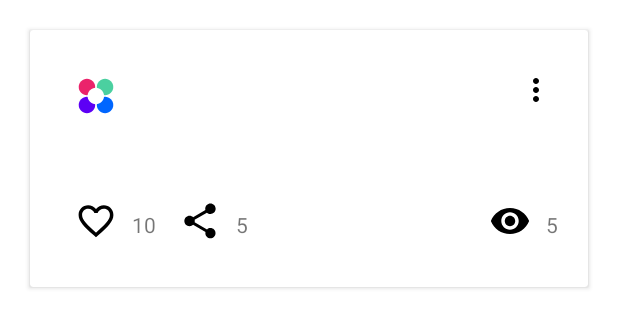
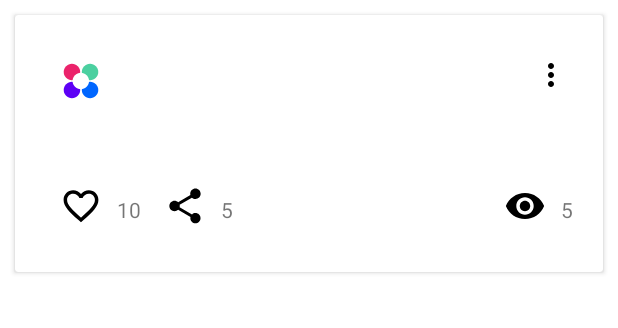
Before and after one commit to VBogatyreva/NMedia, an Android app: the layout card_post.xml on its own in the app's theme, with its tools: preview values and no code run, on a phone screen of 412 x 824 dp. Shown: the top 328 px of the screen. Run offline under Robolectric (Android 15) with nearby library versions, the phone set to English and light mode, and no system bars.

Commit message:
2.3 RecyclerView - final

```diff
--- a/app/src/main/res/layout/card_post.xml
+++ b/app/src/main/res/layout/card_post.xml
@@ -6,7 +6,7 @@
     android:id="@+id/card_post"
     android:layout_width="match_parent"
     android:layout_height="wrap_content"
-    android:layout_margin="20dp"
+    android:layout_margin="10dp"
     >
 
     <androidx.constraintlayout.widget.ConstraintLayout
@@ -166,6 +166,7 @@
             tools:text="5"
             />
 
+
     </androidx.constraintlayout.widget.ConstraintLayout>
 
 </androidx.cardview.widget.CardView>
```
